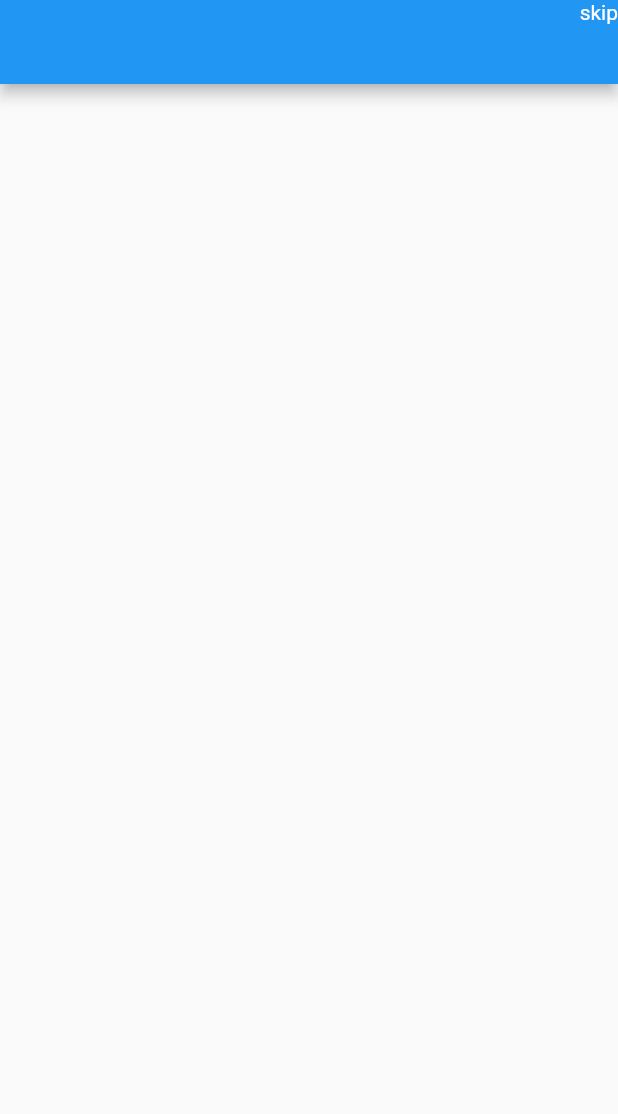
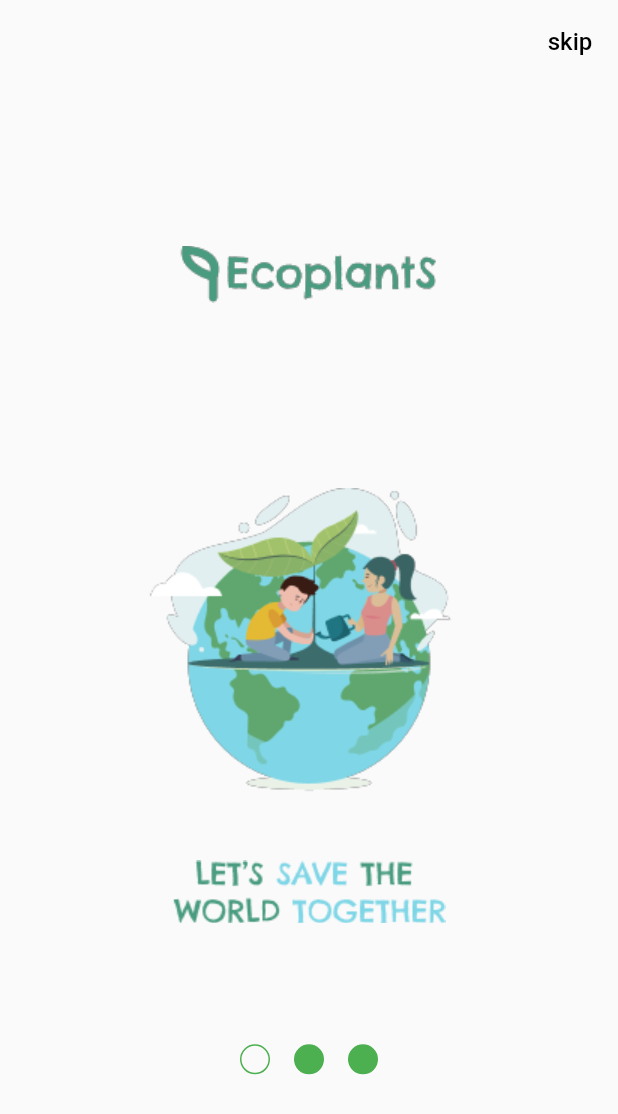
Before and after one commit to kyhchn/ecoplants, a Flutter app: the screen it shows after launch, on a phone screen of 412 x 824 dp. Shown: the top 1114 px of the screen. Run offline on Flutter 3.47's test engine with Material 2 defaults, Android fonts, the phone set to English and light mode, and no system bars; drawn by our look-alikes of carousel_slider; our stand-ins replace get.

Commit message:
carousel page

```diff
--- a/lib/main.dart
+++ b/lib/main.dart
@@ -1,4 +1,5 @@
-import 'package:ecoplants/view/widgets/carousel_page.dart';
+import 'package:ecoplants/utils.dart';
+import 'package:ecoplants/view/carousel_page.dart';
 import 'package:flutter/material.dart';
 
 void main() {
@@ -12,9 +13,9 @@ class MyApp extends StatelessWidget {
   @override
   Widget build(BuildContext context) {
     return MaterialApp(
-        title: 'Flutter Demo',
+        title: 'EcoPlants',
         theme: ThemeData(
-          primarySwatch: Colors.blue,
+          primarySwatch: Utils.primaryColor,
         ),
         home: CarouselPage());
   }
--- /dev/null
+++ b/lib/utils.dart
@@ -0,0 +1,16 @@
+import 'package:flutter/material.dart';
+
+class Utils {
+  static MaterialColor primaryColor = const MaterialColor(0xFF4A9C80, {
+    50: Color.fromRGBO(4, 131, 184, .1),
+    100: Color.fromRGBO(4, 131, 184, .2),
+    200: Color.fromRGBO(4, 131, 184, .3),
+    300: Color.fromRGBO(4, 131, 184, .4),
+    400: Color.fromRGBO(4, 131, 184, .5),
+    500: Color.fromRGBO(4, 131, 184, .6),
+    600: Color.fromRGBO(4, 131, 184, .7),
+    700: Color.fromRGBO(4, 131, 184, .8),
+    800: Color.fromRGBO(4, 131, 184, .9),
+    900: Color.fromRGBO(4, 131, 184, 1),
+  });
+}
--- /dev/null
+++ b/lib/view/carousel_page.dart
@@ -0,0 +1,146 @@
+import 'package:carousel_slider/carousel_slider.dart';
+import 'package:flutter/material.dart';
+import 'package:get/get.dart';
+
+class CarouselPage extends StatelessWidget {
+  CarouselPage({super.key});
+  final _index = 0.obs;
+  @override
+  Widget build(BuildContext context) {
+    final size = MediaQuery.of(context).size;
+    return Scaffold(
+      appBar: AppBar(
+        backgroundColor: Colors.transparent,
+        elevation: 0,
+        actions: [
+          TextButton(
+            onPressed: () {},
+            child: const Text(
+              'skip',
+              style: TextStyle(color: Colors.black, fontSize: 16),
+            ),
+          )
+        ],
+      ),
+      body: Column(
+        mainAxisAlignment: MainAxisAlignment.center,
+        crossAxisAlignment: CrossAxisAlignment.center,
+        children: [
+          Image.asset('assets/images/logo.png'),
+          SizedBox(
+            height: size.height * 0.1,
+          ),
+          SizedBox(
+            height: size.height * 0.5,
+            child: CarouselSlider(
+                items: [
+                  Column(
+                    mainAxisAlignment: MainAxisAlignment.start,
+                    children: [
+                      Image.asset('assets/images/carousel_img1.png'),
+                      SizedBox(
+                        height: size.height * 0.05,
+                      ),
+                      Image.asset('assets/images/carousel_txt1.png'),
+                    ],
+                  ),
+                  Column(
+                    mainAxisAlignment: MainAxisAlignment.start,
+                    children: [
+                      Image.asset('assets/images/carousel_img2.png'),
+                      SizedBox(
+                        height: size.height * 0.05,
+                      ),
+                      Image.asset('assets/images/carousel_txt2.png'),
+                    ],
+                  ),
+                  Column(
+                    mainAxisAlignment: MainAxisAlignment.spaceBetween,
+                    children: [
+                      Image.asset('assets/images/carousel_img3.png'),
+                      SizedBox(
+                        height: size.height * 0.1,
+                      ),
+                      SizedBox(
+                        width: size.width * 0.55,
+                        child: ElevatedButton(
+                            style: ButtonStyle(
+                                padding: MaterialStateProperty.all(
+                                    EdgeInsets.symmetric(vertical: 12)),
+                                shape: MaterialStateProperty.all(
+                                    RoundedRectangleBorder(
+                                        borderRadius:
+                                            BorderRadius.circular(20)))),
+                            onPressed: () {},
+                            child: const Text(
+                              'Masuk',
+                              style: TextStyle(fontSize: 16),
+                            )),
+                      ),
+                      Row(
+                        mainAxisAlignment: MainAxisAlignment.center,
+                        children: [
+                          const Text('Jika belum memiliki akun'),
+                          TextButton(
+                              onPressed: () {},
+                              child: const Text(
+                                'Daftar',
+                                style: TextStyle(color: Colors.green),
+                              ))
+                        ],
+                      )
+                    ],
+                  ),
+                ],
+                options: CarouselOptions(
+                  viewportFraction: 1,
+                  height: size.height * 0.4,
+                  enableInfiniteScroll: false,
+                  scrollDirection: Axis.horizontal,
+                  onPageChanged: (index, reason) {
+                    _index.value = index;
+                  },
+                )),
+          ),
+          Obx(
+            () => Row(
+              mainAxisAlignment: MainAxisAlignment.center,
+              children: [
+                Container(
+                  margin: const EdgeInsets.symmetric(horizontal: 8),
+                  height: 20,
+                  width: 20,
+                  decoration: BoxDecoration(
+                      border: Border.all(color: Colors.green, width: 1),
+                      color:
+                          _index.value == 0 ? Colors.transparent : Colors.green,
+                      shape: BoxShape.circle),
+                ),
+                Container(
+                  margin: const EdgeInsets.symmetric(horizontal: 8),
+                  height: 20,
+                  width: 20,
+                  decoration: BoxDecoration(
+                      border: Border.all(color: Colors.green, width: 1),
+                      color:
+                          _index.value == 1 ? Colors.transparent : Colors.green,
+                      shape: BoxShape.circle),
+                ),
+                Container(
+                  margin: const EdgeInsets.symmetric(horizontal: 8),
+                  height: 20,
+                  width: 20,
+                  decoration: BoxDecoration(
+                      border: Border.all(color: Colors.green, width: 1),
+                      color:
+                          _index.value == 2 ? Colors.transparent : Colors.green,
+                      shape: BoxShape.circle),
+                ),
+              ],
+            ),
+          ),
+        ],
+      ),
+    );
+  }
+}
--- a/lib/view/widgets/carousel_page.dart
+++ /dev/null
@@ -1,17 +0,0 @@
-import 'package:flutter/material.dart';
-
-class CarouselPage extends StatelessWidget {
-  const CarouselPage({super.key});
-
-  @override
-  Widget build(BuildContext context) {
-    return Scaffold(
-      appBar: AppBar(
-        actions: [Spacer(), Text('skip')],
-      ),
-      body: Column(
-
-      ),
-    );
-  }
-}
--- a/lib/view/widgets/circle.dart
+++ /dev/null
@@ -1,15 +0,0 @@
-import 'package:flutter/material.dart';
-
-class Circle extends StatelessWidget {
-  bool isFilled;
-  Circle({super.key, required this.isFilled});
-
-  @override
-  Widget build(BuildContext context) {
-    return Container(
-      margin: const EdgeInsets.all(100),
-      decoration:
-          const BoxDecoration(color: Colors.orange, shape: BoxShape.circle),
-    );
-  }
-}
```
Also changed, not shown: pubspec.yaml (+7 -3 lines), assets/images/carousel_img1.png (added), assets/images/carousel_img2.png (added), assets/images/carousel_img3.png (added), assets/images/carousel_txt1.png (added), assets/images/carousel_txt2.png (added), assets/images/logo.png (added), lib/assets/images/logo.png (deleted), pubspec.lock, 3 other files.
